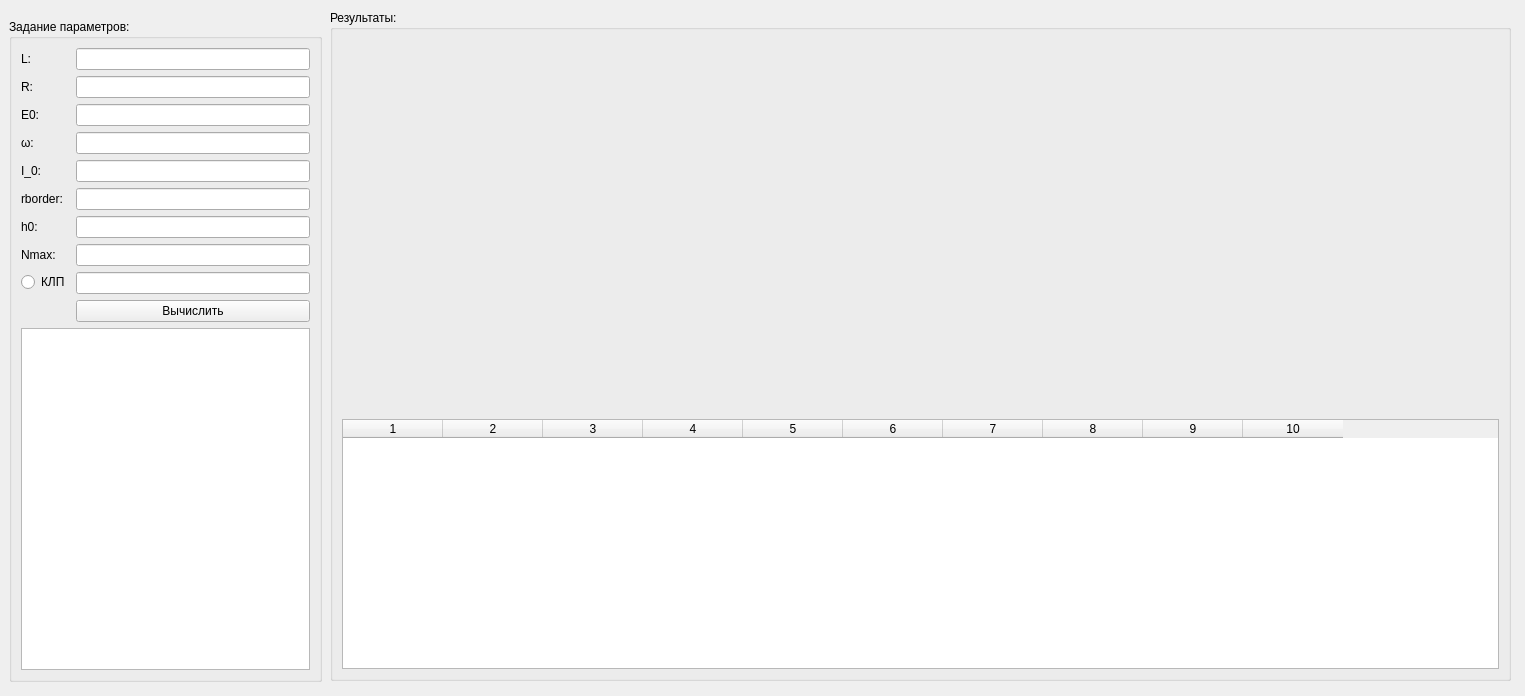
First picture: the form in Task9_Var6/app/mainwindow.ui, repository AleksandrEremin/NumMethLab, before the edit.
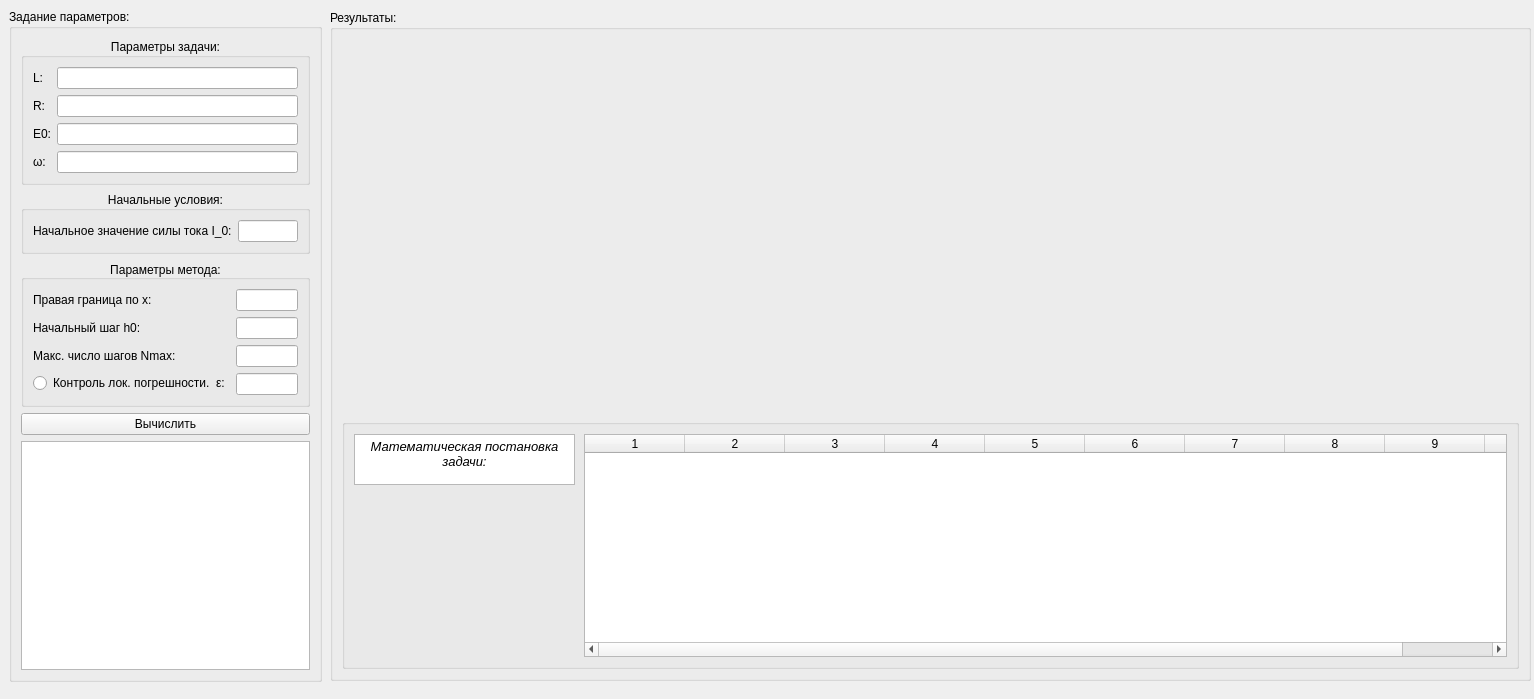
Second picture: the form after the edit. Icons and pictures are not drawn. Custom widgets are drawn as their Qt base class.

```diff
--- a/Task9_Var6/app/mainwindow.ui
+++ b/Task9_Var6/app/mainwindow.ui
@@ -6,8 +6,8 @@
    <rect>
     <x>0</x>
     <y>0</y>
-    <width>1525</width>
-    <height>696</height>
+    <width>1534</width>
+    <height>699</height>
    </rect>
   </property>
   <property name="windowTitle">
@@ -18,9 +18,9 @@
     <property name="geometry">
      <rect>
       <x>0</x>
-      <y>10</y>
+      <y>0</y>
       <width>331</width>
-      <height>681</height>
+      <height>691</height>
      </rect>
     </property>
     <layout class="QVBoxLayout" name="verticalLayout">
@@ -30,6 +30,15 @@
         <string>Задание параметров:</string>
        </property>
        <layout class="QFormLayout" name="formLayout">
+        <item row="0" column="0" colspan="2">
+         <widget class="QGroupBox" name="formGroupBox">
+          <property name="title">
+           <string>Параметры задачи:</string>
+          </property>
+          <property name="alignment">
+           <set>Qt::AlignCenter</set>
+          </property>
+          <layout class="QFormLayout" name="formLayout_14">
         <item row="0" column="0">
          <widget class="QLabel" name="label_5">
           <property name="text">
@@ -40,6 +49,9 @@
         <item row="0" column="1">
          <widget class="QLineEdit" name="lineEdit_L"/>
         </item>
+           <item row="1" column="1">
+            <widget class="QLineEdit" name="lineEdit_R"/>
+           </item>
         <item row="1" column="0">
          <widget class="QLabel" name="label_6">
           <property name="text">
@@ -47,8 +59,8 @@
           </property>
          </widget>
         </item>
-        <item row="1" column="1">
-         <widget class="QLineEdit" name="lineEdit_R"/>
+           <item row="2" column="1">
+            <widget class="QLineEdit" name="lineEdit_E0"/>
         </item>
         <item row="2" column="0">
          <widget class="QLabel" name="label_7">
@@ -57,8 +69,8 @@
           </property>
          </widget>
         </item>
-        <item row="2" column="1">
-         <widget class="QLineEdit" name="lineEdit_E0"/>
+           <item row="3" column="1">
+            <widget class="QLineEdit" name="lineEdit_omega"/>
         </item>
         <item row="3" column="0">
          <widget class="QLabel" name="label_8">
@@ -67,69 +79,104 @@
           </property>
          </widget>
         </item>
-        <item row="3" column="1">
-         <widget class="QLineEdit" name="lineEdit_omega"/>
+          </layout>
+         </widget>
         </item>
-        <item row="4" column="0">
+        <item row="1" column="0" colspan="2">
+         <widget class="QGroupBox" name="formGroupBox">
+          <property name="title">
+           <string>Начальные условия:</string>
+          </property>
+          <property name="alignment">
+           <set>Qt::AlignCenter</set>
+          </property>
+          <property name="checkable">
+           <bool>false</bool>
+          </property>
+          <layout class="QFormLayout" name="formLayout_15">
+           <item row="0" column="0">
          <widget class="QLabel" name="label">
           <property name="text">
-           <string>I_0:</string>
+              <string>Начальное значение силы тока I_0:</string>
           </property>
          </widget>
         </item>
-        <item row="4" column="1">
+           <item row="0" column="1">
          <widget class="QLineEdit" name="lineEdit_I0"/>
         </item>
-        <item row="5" column="0">
+          </layout>
+         </widget>
+        </item>
+        <item row="2" column="0" colspan="2">
+         <widget class="QGroupBox" name="formGroupBox">
+          <property name="font">
+           <font>
+            <bold>false</bold>
+           </font>
+          </property>
+          <property name="contextMenuPolicy">
+           <enum>Qt::NoContextMenu</enum>
+          </property>
+          <property name="title">
+           <string>Параметры метода:</string>
+          </property>
+          <property name="alignment">
+           <set>Qt::AlignBottom|Qt::AlignHCenter</set>
+          </property>
+          <layout class="QFormLayout" name="formLayout_16">
+           <item row="0" column="0">
          <widget class="QLabel" name="label_2">
           <property name="text">
-           <string>rborder:</string>
+              <string>Правая граница по x:</string>
           </property>
          </widget>
         </item>
-        <item row="5" column="1">
+           <item row="0" column="1">
          <widget class="QLineEdit" name="lineEdit_rborder"/>
         </item>
-        <item row="6" column="0">
-         <widget class="QLabel" name="label_3">
-          <property name="text">
-           <string>h0:</string>
-          </property>
-         </widget>
-        </item>
-        <item row="6" column="1">
+           <item row="1" column="1">
          <widget class="QLineEdit" name="lineEdit_h0"/>
         </item>
-        <item row="7" column="0">
-         <widget class="QLabel" name="label_4">
+           <item row="1" column="0">
+            <widget class="QLabel" name="label_3">
           <property name="text">
-           <string>Nmax:</string>
+              <string>Начальный шаг h0:</string>
           </property>
          </widget>
         </item>
-        <item row="7" column="1">
+           <item row="2" column="1">
          <widget class="QLineEdit" name="lineEdit_Nmax"/>
         </item>
-        <item row="8" column="0">
-         <widget class="QRadioButton" name="radioButton">
+           <item row="2" column="0">
+            <widget class="QLabel" name="label_4">
           <property name="text">
-           <string>КЛП</string>
+              <string>Макс. число шагов Nmax:</string>
           </property>
          </widget>
         </item>
-        <item row="8" column="1">
+           <item row="3" column="1">
          <widget class="QLineEdit" name="lineEditEPS"/>
         </item>
-        <item row="10" column="0" colspan="2">
-         <widget class="QTextBrowser" name="textBrowser"/>
-        </item>
-        <item row="9" column="1">
+           <item row="3" column="0">
+            <widget class="QRadioButton" name="radioButton">
+             <property name="text">
+              <string>Контроль лок. погрешности.  ε:</string>
+             </property>
+            </widget>
+           </item>
+          </layout>
+         </widget>
+        </item>
+        <item row="4" column="0" colspan="2">
          <widget class="QPushButton" name="pushButtonMainRun">
           <property name="text">
            <string>Вычислить</string>
           </property>
          </widget>
         </item>
+        <item row="6" column="0" colspan="2">
+         <widget class="QTextBrowser" name="textBrowser"/>
+        </item>
        </layout>
       </widget>
      </item>
@@ -140,7 +187,7 @@
      <rect>
       <x>330</x>
       <y>10</y>
-      <width>1181</width>
+      <width>1201</width>
       <height>671</height>
      </rect>
     </property>
@@ -150,16 +197,16 @@
     <layout class="QVBoxLayout" name="verticalLayout_2">
      <item>
       <layout class="QHBoxLayout" name="horizontalLayout">
-       <item>
-        <widget class="QCustomPlot" name="graph" native="true"/>
-       </item>
        <item>
         <widget class="QCustomPlot" name="graphTestTrue" native="true"/>
        </item>
+       <item>
+        <widget class="QCustomPlot" name="graph" native="true"/>
+       </item>
       </layout>
      </item>
      <item>
-      <widget class="QTableWidget" name="tableWidgetMain1">
+      <widget class="QGroupBox" name="horizontalGroupBox">
        <property name="minimumSize">
         <size>
          <width>0</width>
@@ -172,6 +219,59 @@
          <height>250</height>
         </size>
        </property>
+       <layout class="QHBoxLayout" name="horizontalLayout_2">
+        <item>
+         <widget class="QWidget" name="widget" native="true">
+          <property name="minimumSize">
+           <size>
+            <width>224</width>
+            <height>0</height>
+           </size>
+          </property>
+          <widget class="QLabel" name="image">
+           <property name="geometry">
+            <rect>
+             <x>0</x>
+             <y>30</y>
+             <width>221</width>
+             <height>211</height>
+            </rect>
+           </property>
+           <property name="text">
+            <string/>
+           </property>
+           <property name="pixmap">
+            <pixmap>../img/Снимок экрана (105).png</pixmap>
+           </property>
+          </widget>
+          <widget class="QTextBrowser" name="textBrowser_2">
+           <property name="geometry">
+            <rect>
+             <x>0</x>
+             <y>0</y>
+             <width>221</width>
+             <height>51</height>
+            </rect>
+           </property>
+           <property name="html">
+            <string>&lt;!DOCTYPE HTML PUBLIC &quot;-//W3C//DTD HTML 4.0//EN&quot; &quot;http://www.w3.org/TR/REC-html40/strict.dtd&quot;&gt;
+&lt;html&gt;&lt;head&gt;&lt;meta name=&quot;qrichtext&quot; content=&quot;1&quot; /&gt;&lt;meta charset=&quot;utf-8&quot; /&gt;&lt;style type=&quot;text/css&quot;&gt;
+p, li { white-space: pre-wrap; }
+hr { height: 1px; border-width: 0; }
+&lt;/style&gt;&lt;/head&gt;&lt;body style=&quot; font-family:'Segoe UI'; font-size:9pt; font-weight:400; font-style:normal;&quot;&gt;
+&lt;p align=&quot;center&quot; style=&quot; margin-top:0px; margin-bottom:0px; margin-left:0px; margin-right:0px; -qt-block-indent:0; text-indent:0px;&quot;&gt;&lt;span style=&quot; font-size:10pt; font-style:italic;&quot;&gt;Математическая постановка задачи:&lt;/span&gt;&lt;/p&gt;&lt;/body&gt;&lt;/html&gt;</string>
+           </property>
+          </widget>
+         </widget>
+        </item>
+        <item>
+         <widget class="QTableWidget" name="tableWidgetMain1">
+          <property name="maximumSize">
+           <size>
+            <width>16777215</width>
+            <height>250</height>
+           </size>
+          </property>
        <property name="editTriggers">
         <set>QAbstractItemView::NoEditTriggers</set>
        </property>
@@ -191,6 +291,9 @@
        <column/>
        <column/>
        <column/>
+         </widget>
+        </item>
+       </layout>
       </widget>
      </item>
     </layout>
```
Left out of the diff: 3 changed lines with no effect on the pictures. Lines whose indentation alone changed are shown as unchanged.
